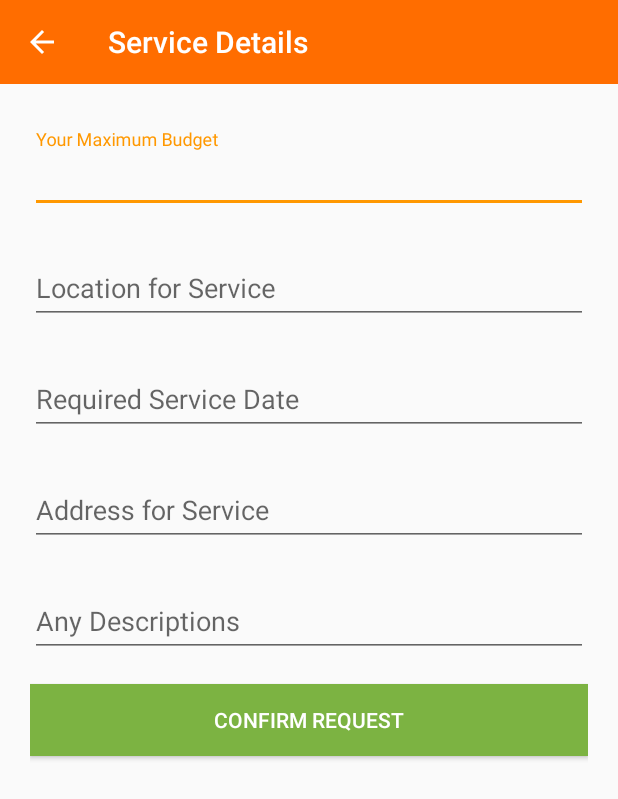
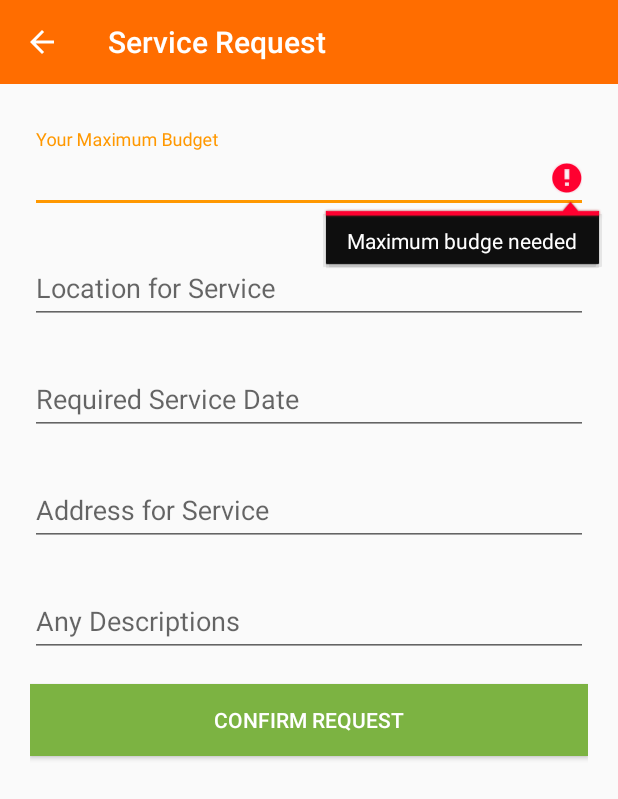
Before and after one commit to rajeshsuvarna/ServeApp, an Android app: the RequestNewServiceActivity screen opened directly, with no data from a screen before it, after a tap on "CONFIRM REQUEST", on a phone screen of 412 x 824 dp. Shown: the top 799 px of the screen. Run offline under Robolectric (Android 15) with nearby library versions, the phone set to English and light mode, and no system bars; our stand-ins replace ButterKnife, Volley; libraries missing offline, so code that uses them is left out: com.afollestad.materialdialogs, com.github.javiersantos.materialstyleddialogs.

Commit message:
validation for service request

```diff
--- a/app/src/main/java/com/infouna/serveapp/activity/RequestNewServiceActivity.java
+++ b/app/src/main/java/com/infouna/serveapp/activity/RequestNewServiceActivity.java
@@ -30,30 +30,45 @@ import com.infouna.serveapp.app.AppController;
 import org.json.JSONException;
 import org.json.JSONObject;
 
+import butterknife.Bind;
+import butterknife.ButterKnife;
+
 /**
  * Created by Darshan on 03-10-2016.
  */
 public class RequestNewServiceActivity extends AppCompatActivity {
 
-    EditText max, loc, date, address, desc;
+   // EditText max, loc, date, address, desc;
     Button confirm;
     Toolbar toolbar;
     String userid, sp_id, s_name, s_sub_name, s_max_budget, s_location, s_req_dt, s_address, s_description,s_title;
     public static SharedPreferences spf;
     private ProgressDialog pDialog;
 
+    @Bind(R.id.RNS_maxbudget)
+    EditText max;
+    @Bind(R.id.RNS_location)
+    EditText loc;
+    @Bind(R.id.RNS_date)
+    EditText date;
+    @Bind(R.id.RNS_add)
+    EditText address;
+    @Bind(R.id.RNS_desc)
+    EditText desc;
+
 
     @Override
     protected void onCreate(Bundle savedInstanceState) {
         super.onCreate(savedInstanceState);
         setContentView(R.layout.activity_request_new_service);
+        ButterKnife.bind(this);
 
         pDialog = new ProgressDialog(this);
         pDialog.setCancelable(false);
 
         toolbar = (Toolbar) findViewById(R.id.toolbar);
         setSupportActionBar(toolbar);
-        setTitle("Service Details");
+        setTitle("Service Request");
 
         // add back arrow to toolbar
         if (getSupportActionBar() != null){
@@ -68,11 +83,11 @@ public class RequestNewServiceActivity extends AppCompatActivity {
             }
         });
 
-        max = (EditText) findViewById(R.id.RNS_maxbudget);
+        /*max = (EditText) findViewById(R.id.RNS_maxbudget);
         loc = (EditText) findViewById(R.id.RNS_location);
         date = (EditText) findViewById(R.id.RNS_date);
         address = (EditText) findViewById(R.id.RNS_add);
-        desc = (EditText) findViewById(R.id.RNS_desc);
+        desc = (EditText) findViewById(R.id.RNS_desc);*/
 
         confirm = (Button) findViewById(R.id.btn_confirm_req);
 
@@ -93,13 +108,31 @@ public class RequestNewServiceActivity extends AppCompatActivity {
                  s_req_dt = date.getText().toString();
                  s_address = address.getText().toString();
                  s_description = desc.getText().toString();
+
+                if (s_max_budget.isEmpty()) {
+                    max.setError("Maximum budge needed");
+                } else if (s_location.isEmpty()) {
+                    loc.setError("Service location needed");
+                } else if (s_req_dt.isEmpty()) {
+                    date.setError("Service date needed");
+                } else if (s_address.isEmpty()) {
+                    address.setError("Address for service needed");
+                } else if (s_description.isEmpty()) {
+                    desc.setError("Description needed");
+                } else {
+                    max.setError(null);
+                    loc.setError(null);
+                    date.setError(null);
+                    address.setError(null);
+                    desc.setError(null);
+
                 pDialog.setIndeterminate(true);
                 pDialog.setMessage("Booking...");
                 showDialog();
 
 
                 request_service(userid,sp_id,s_name,s_sub_name,s_max_budget,s_location,s_req_dt,s_address,s_description,s_title, AppConfig.SERVICE_REQUEST);
-
+                }
                // finish();
             }
         });
--- a/app/src/main/res/layout/activity_request_new_service.xml
+++ b/app/src/main/res/layout/activity_request_new_service.xml
@@ -35,7 +35,8 @@
                     android:layout_width="match_parent"
                     android:layout_height="wrap_content"
                     android:hint="Your Maximum Budget"
-                    android:inputType="number" />
+                    android:inputType="number"
+                    android:maxLength="6"/>
             </android.support.design.widget.TextInputLayout>
 
             <android.support.design.widget.TextInputLayout
@@ -49,7 +50,8 @@
                     android:layout_width="match_parent"
                     android:layout_height="wrap_content"
                     android:hint="Location for Service"
-                    android:inputType="text" />
+                    android:inputType="text"
+                    android:maxLength="15"/>
             </android.support.design.widget.TextInputLayout>
 
             <android.support.design.widget.TextInputLayout
@@ -63,7 +65,8 @@
                     android:layout_width="match_parent"
                     android:layout_height="wrap_content"
                     android:hint="Required Service Date"
-                    android:inputType="datetime" />
+                    android:inputType="datetime"
+                    android:maxLength="10"/>
             </android.support.design.widget.TextInputLayout>
 
             <android.support.design.widget.TextInputLayout
@@ -77,7 +80,8 @@
                     android:layout_width="match_parent"
                     android:layout_height="wrap_content"
                     android:hint="Address for Service"
-                    android:inputType="text" />
+                    android:inputType="text"
+                    android:maxLength="20"/>
             </android.support.design.widget.TextInputLayout>
 
             <android.support.design.widget.TextInputLayout
@@ -91,7 +95,8 @@
                     android:layout_width="match_parent"
                     android:layout_height="wrap_content"
                     android:hint="Any Descriptions"
-                    android:inputType="text" />
+                    android:inputType="text"
+                    android:maxLength="20"/>
             </android.support.design.widget.TextInputLayout>
 
             <android.support.v7.widget.AppCompatButton
```
